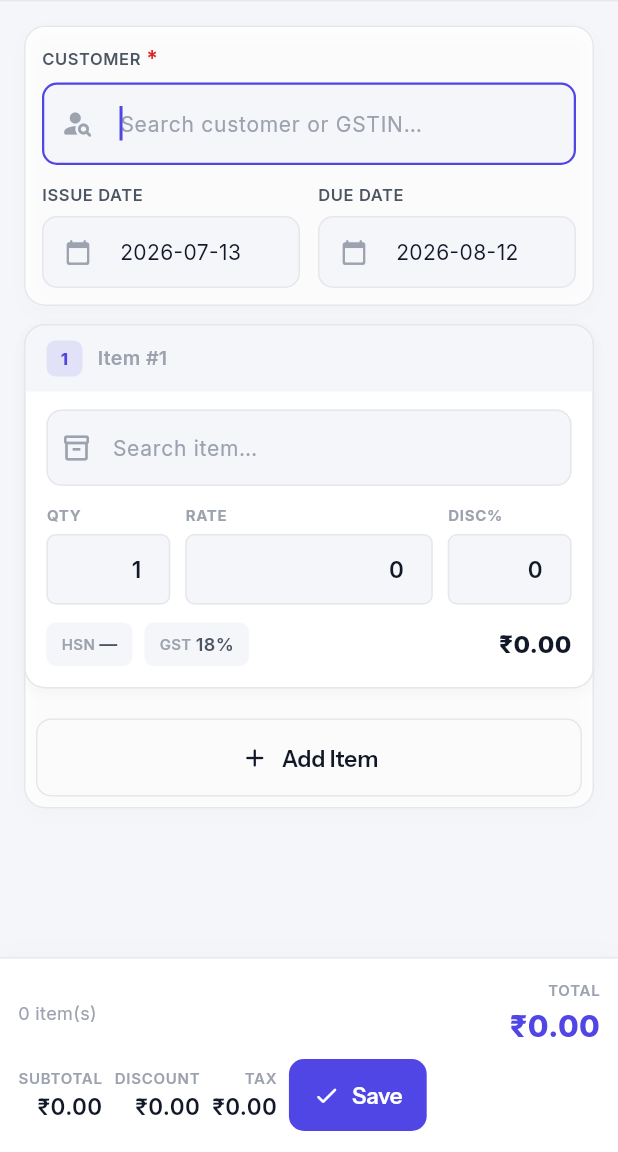
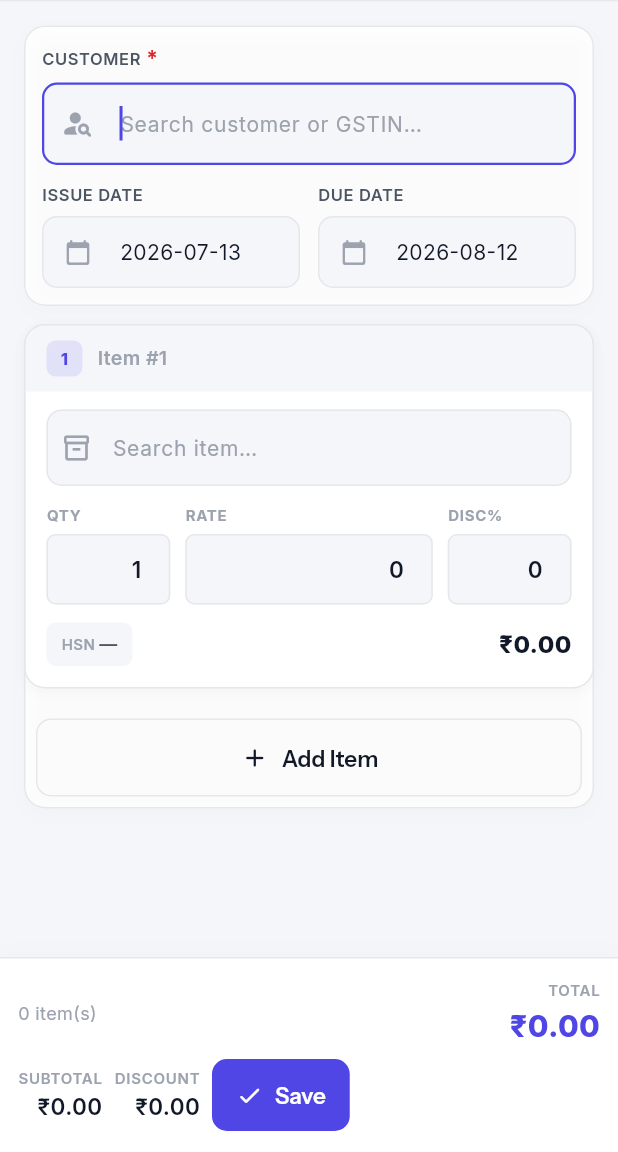
Before and after one commit to alpesh15gb/Bookkeeping, a Flutter app: the InvoiceFormScreen screen opened directly, on a phone screen of 412 x 824 dp, the part 84-1236 px from its top. Run offline on Flutter 3.47's test engine with Material 3 defaults, Android fonts, the phone set to English and light mode, and no system bars; our stand-ins replace dio, fl_chart, flutter_riverpod, flutter_secure_storage, go_router, google_fonts and 1 more; accounts and stored records are empty; network calls fail.

Commit message:
feat(gst): apply centralized GST gating across all screens
Single source of truth: gstEnabledProvider in auth_controller.dart
Derived from activeMembership.taxMode — never duplicated.

Invoice form:
- Hide GST% column header and cells when !gstEnabled
- Hide Tax total in summary bar
- Expanded flex redistributes when GST hidden

Product form:
- Hide HSN/SAC field when !gstEnabled
- Hide GST Rate field when !gstEnabled

Bill form:
- Hide ITC Eligible toggle when !gstEnabled
- Hide GST% column and cells
- Hide Tax total when !gstEnabled

Dashboard:
- Hide GST Summary card when !gstEnabled

Settings:
- Show only tax mode selector when !gstEnabled
- GST details (state, registration, filing) hidden

Navigation:
- GST nav entry hidden when tax_mode is NON_GST

Co-Authored-By: Claude <noreply@anthropic.com>

```diff
--- a/frontend/lib/features/masters/products/presentation/product_form_screen.dart
+++ b/frontend/lib/features/masters/products/presentation/product_form_screen.dart
@@ -16,6 +16,7 @@ import 'package:apexbooks/core/theme/responsive.dart';
 import 'package:apexbooks/core/cache/cache_service.dart';
 import 'package:apexbooks/core/dialogs/dialog_service.dart';
 import 'package:apexbooks/core/result/result.dart';
+import 'package:apexbooks/features/auth/presentation/auth_controller.dart';
 import '../data/models/product.dart';
 import 'product_controller.dart';
 
@@ -84,6 +85,7 @@ class _ProductFormScreenState extends ConsumerState<ProductFormScreen> {
 
   @override
   Widget build(BuildContext context) {
+    final gstEnabled = ref.watch(gstEnabledProvider);
     return PopScope(
       canPop: false,
       onPopInvokedWithResult: (didPop, _) async {
@@ -146,6 +148,7 @@ class _ProductFormScreenState extends ConsumerState<ProductFormScreen> {
                 onChanged: (v) =>
                     setState(() => _type = v ?? ProductType.goods),
               ),
+              if (gstEnabled) ...[
               const SizedBox(height: 12),
               TextFormField(
                 controller: _hsnCtrl,
@@ -158,6 +161,7 @@ class _ProductFormScreenState extends ConsumerState<ProductFormScreen> {
                 keyboardType: TextInputType.number,
                 validator: _validateHsn,
               ),
+              ],
               const SizedBox(height: 12),
               TextFormField(
                 controller: _uomCtrl,
@@ -188,6 +192,7 @@ class _ProductFormScreenState extends ConsumerState<ProductFormScreen> {
                 initialValue: _purchasePrice,
                 onChanged: (v) => _purchasePrice = v ?? 0,
               ),
+              if (gstEnabled) ...[
               const SizedBox(height: 16),
               _section('Tax'),
               const SizedBox(height: 8),
@@ -197,6 +202,7 @@ class _ProductFormScreenState extends ConsumerState<ProductFormScreen> {
                 initialValue: _gstRate,
                 onChanged: (v) => _gstRate = v ?? 0,
               ),
+              ],
               if (_isGoods) ...[
                 const SizedBox(height: 16),
                 _section('Inventory'),
--- a/frontend/lib/features/sales/presentation/invoice_form_screen.dart
+++ b/frontend/lib/features/sales/presentation/invoice_form_screen.dart
@@ -16,6 +16,7 @@ import 'package:apexbooks/core/crud/base_crud.dart';
 import '../models/invoice_line.dart';
 import 'invoice_form_notifier.dart';
 import 'invoice_form_state.dart';
+import 'package:apexbooks/features/auth/presentation/auth_controller.dart';
 
 class InvoiceFormScreen extends ConsumerStatefulWidget {
   const InvoiceFormScreen({super.key});
@@ -71,6 +72,7 @@ class _InvoiceFormScreenState extends ConsumerState<InvoiceFormScreen> {
   @override
   Widget build(BuildContext context) {
     final state = ref.watch(invoiceFormProvider);
+    final gstEnabled = ref.watch(gstEnabledProvider);
     final notifier = ref.read(invoiceFormProvider.notifier);
     final colors = apexColors(context);
     final fmt = ref.watch(numberFormatterProvider);
@@ -181,7 +183,7 @@ class _InvoiceFormScreenState extends ConsumerState<InvoiceFormScreen> {
                         case 1:
                           return Padding(
                             padding: const EdgeInsets.only(top: 12),
-                            child: _linesCard(state, notifier, colors, fmt, productsList),
+                            child: _linesCard(state, notifier, colors, fmt, productsList, gstEnabled),
                           );
                         case 2:
                           return const SizedBox(height: 80);
@@ -193,7 +195,7 @@ class _InvoiceFormScreenState extends ConsumerState<InvoiceFormScreen> {
                   ),
                 ),
               ),
-              _totalsBar(context, state, colors, fmt),
+              _totalsBar(context, state, colors, fmt, gstEnabled),
             ],
           ),
           ),
@@ -293,6 +295,7 @@ class _InvoiceFormScreenState extends ConsumerState<InvoiceFormScreen> {
     ApexColors colors,
     NumberFormatter fmt,
     List<Product> products,
+    bool gstEnabled,
   ) {
     final isMobile = ResponsiveLayout.isMobile(context);
     final lineTable = Column(
@@ -308,16 +311,16 @@ class _InvoiceFormScreenState extends ConsumerState<InvoiceFormScreen> {
               ),
             ),
             padding: const EdgeInsets.symmetric(horizontal: 16, vertical: 10),
-            child: const Row(
+            child: Row(
               children: [
-                _HCell('ITEM', flex: 34),
+                _HCell('ITEM', flex: gstEnabled ? 34 : 44),
                 _HCell('HSN', flex: 12),
                 _HCell('QTY', flex: 10, right: true),
                 _HCell('RATE', flex: 14, right: true),
                 _HCell('DISC%', flex: 10, right: true),
-                _HCell('GST%', flex: 10, right: true),
+                if (gstEnabled) _HCell('GST%', flex: 10, right: true),
                 _HCell('AMOUNT', flex: 14, right: true),
-                SizedBox(width: 36),
+                const SizedBox(width: 36),
               ],
             ),
           ),
@@ -329,6 +332,7 @@ class _InvoiceFormScreenState extends ConsumerState<InvoiceFormScreen> {
             products: products,
             colors: colors,
             fmt: fmt,
+            gstEnabled: gstEnabled,
             canRemove: state.lines.length > 1,
             onChanged: (l) => notifier.updateLine(e.key, l),
             onRemove: () => notifier.removeLine(e.key),
@@ -384,6 +388,7 @@ class _InvoiceFormScreenState extends ConsumerState<InvoiceFormScreen> {
     InvoiceFormState state,
     ApexColors colors,
     NumberFormatter fmt,
+    bool gstEnabled,
   ) {
     final isMobile = ResponsiveLayout.isMobile(context);
     return Container(
@@ -424,7 +429,7 @@ class _InvoiceFormScreenState extends ConsumerState<InvoiceFormScreen> {
                   children: [
                     _tot('Subtotal', fmt.currency(state.subtotal), colors),
                     _tot('Discount', fmt.currency(state.discountTotal), colors),
-                    _tot('Tax', fmt.currency(state.totalTax), colors),
+                    if (gstEnabled) _tot('Tax', fmt.currency(state.totalTax), colors),
                     FilledButton.icon(
                       onPressed: state.saving ? null : _save,
                       icon: state.saving
@@ -453,8 +458,8 @@ class _InvoiceFormScreenState extends ConsumerState<InvoiceFormScreen> {
                 _tot('Subtotal', fmt.currency(state.subtotal), colors),
                 _sep(colors),
                 _tot('Discount', fmt.currency(state.discountTotal), colors),
-                _sep(colors),
-                _tot('Tax', fmt.currency(state.totalTax), colors),
+                if (gstEnabled) _sep(colors),
+                if (gstEnabled) _tot('Tax', fmt.currency(state.totalTax), colors),
                 _sep(colors),
                 _tot('Total', fmt.currency(state.total), colors, emphasize: true),
                 const SizedBox(width: 24),
@@ -701,6 +706,7 @@ class _LineRow extends StatefulWidget {
     required this.products,
     required this.colors,
     required this.fmt,
+    required this.gstEnabled,
     required this.canRemove,
     required this.onChanged,
     required this.onRemove,
@@ -711,6 +717,7 @@ class _LineRow extends StatefulWidget {
   final List<Product> products;
   final ApexColors colors;
   final NumberFormatter fmt;
+  final bool gstEnabled;
   final bool canRemove;
   final void Function(InvoiceLine) onChanged;
   final VoidCallback onRemove;
@@ -845,8 +852,9 @@ class _LineRowState extends State<_LineRow> {
             padding: const EdgeInsets.fromLTRB(14, 12, 14, 14),
             child: Row(children: [
               _chip(c, 'HSN', widget.line.hsnSac.isEmpty ? '—' : widget.line.hsnSac),
-              const SizedBox(width: 8),
-              _chip(c, 'GST', '${widget.line.gstRate.toInt()}%'),
+              if (widget.gstEnabled) const SizedBox(width: 8),
+              if (widget.gstEnabled)
+                _chip(c, 'GST', '${widget.line.gstRate.toInt()}%'),
               const Spacer(),
               Text(widget.fmt.currency(widget.line.total),
                 style: TextStyle(fontSize: 16, fontWeight: FontWeight.w800, color: c.textPrimary)),
@@ -864,7 +872,7 @@ class _LineRowState extends State<_LineRow> {
       child: Row(
         crossAxisAlignment: CrossAxisAlignment.center,
         children: [
-          Expanded(flex: 34, child: _ProductField(products: widget.products, current: widget.line.productName ?? widget.line.description ?? '', colors: c, onSelected: widget.onProduct)),
+          Expanded(flex: widget.gstEnabled ? 34 : 44, child: _ProductField(products: widget.products, current: widget.line.productName ?? widget.line.description ?? '', colors: c, onSelected: widget.onProduct)),
           const SizedBox(width: 8),
           Expanded(flex: 12, child: Text(widget.line.hsnSac.isEmpty ? '—' : widget.line.hsnSac, style: TextStyle(fontSize: 13, color: c.textSecondary))),
           const SizedBox(width: 8),
@@ -874,8 +882,9 @@ class _LineRowState extends State<_LineRow> {
           const SizedBox(width: 8),
           Expanded(flex: 10, child: _numField(_disc, right: true, onChanged: (v) => widget.onChanged(widget.line.copyWith(discount: double.tryParse(v) ?? 0)))),
           const SizedBox(width: 8),
-          Expanded(flex: 10, child: Text('${_num(widget.line.gstRate)}%', textAlign: TextAlign.right, style: TextStyle(fontSize: 13, color: c.textSecondary))),
-          const SizedBox(width: 8),
+          if (widget.gstEnabled)
+            Expanded(flex: 10, child: Text('${_num(widget.line.gstRate)}%', textAlign: TextAlign.right, style: TextStyle(fontSize: 13, color: c.textSecondary))),
+          if (widget.gstEnabled) const SizedBox(width: 8),
           Expanded(flex: 14, child: Text(widget.fmt.currency(widget.line.total), textAlign: TextAlign.right, style: TextStyle(fontSize: 13, fontWeight: FontWeight.w700, color: c.textPrimary))),
           SizedBox(width: 36, child: IconButton(visualDensity: VisualDensity.compact, icon: Icon(Icons.close_rounded, size: 16, color: widget.canRemove ? c.textMuted : c.border), onPressed: widget.canRemove ? widget.onRemove : null, tooltip: 'Remove line')),
         ],
```
Also changed, not shown: frontend/lib/features/auth/presentation/auth_controller.dart (+8 -0 lines), frontend/lib/features/purchases/vendor_bills/presentation/bill_form_screen.dart (+28 -12 lines).
